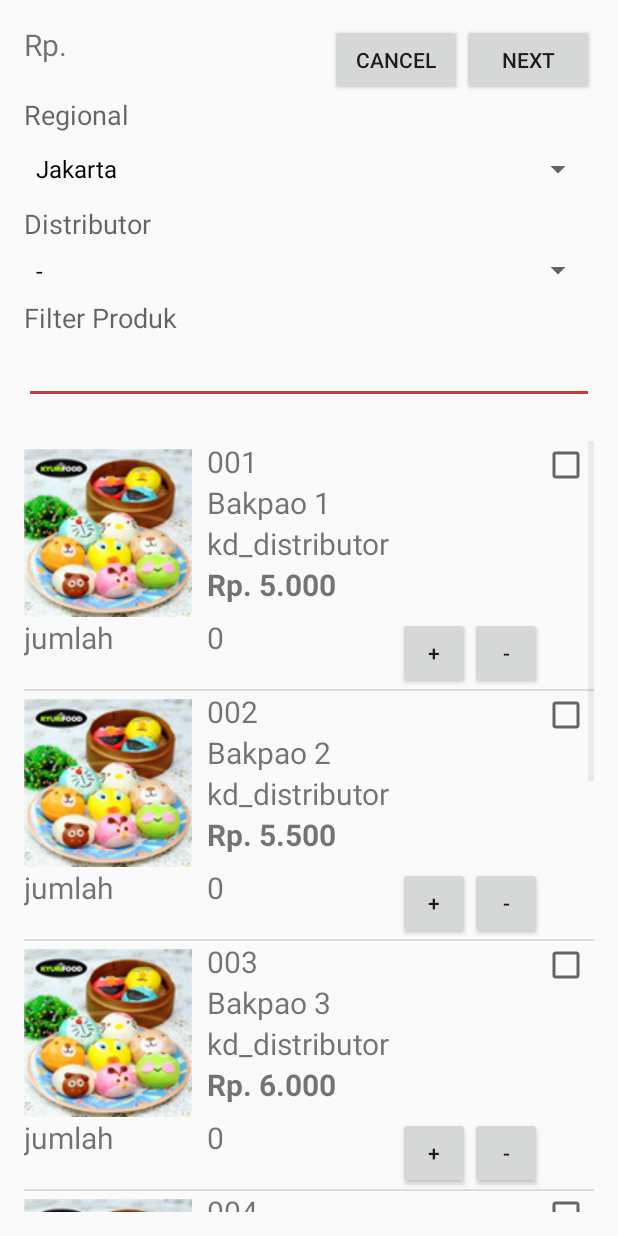
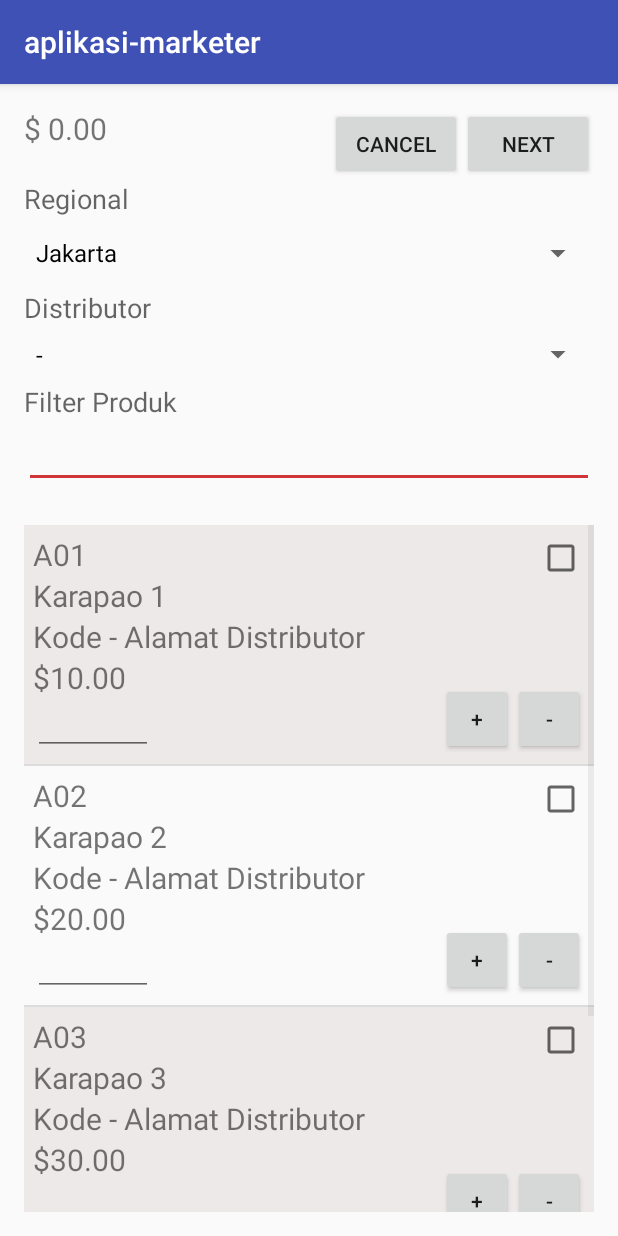
Before and after one commit to kyurifood/aplikasi-marketer, an Android app: the Entry_Order screen opened directly, with no data from a screen before it, on a phone screen of 412 x 824 dp. Run offline under Robolectric (Android 15) with nearby library versions, the phone set to English and light mode, and no system bars.

Commit message:
update entry order

```diff
--- a/app/src/main/java/pusat/android/makananbekuenak/com/aplikasi_marketer/Entry_Order.java
+++ b/app/src/main/java/pusat/android/makananbekuenak/com/aplikasi_marketer/Entry_Order.java
@@ -1,8 +1,7 @@
 package pusat.android.makananbekuenak.com.aplikasi_marketer;
 
-import android.app.Activity;
-import android.content.Intent;
 import android.os.Bundle;
+import android.support.v7.app.AppCompatActivity;
 import android.view.View;
 import android.widget.AdapterView;
 import android.widget.ArrayAdapter;
@@ -10,12 +9,21 @@ import android.widget.Button;
 import android.widget.ListView;
 import android.widget.Spinner;
 import android.widget.TextView;
+
+import java.util.ArrayList;
+import java.text.DecimalFormat;
+import android.content.Context;
+import android.graphics.Color;
+import android.text.Editable;
+import android.text.TextWatcher;
+import android.view.LayoutInflater;
+import android.view.ViewGroup;
+import android.widget.EditText;
 import android.widget.Toast;
 
-import java.util.ArrayList;
-import java.util.List;
+public class Entry_Order extends AppCompatActivity {
 
-public class Entry_Order extends Activity {
+    int minteger = 0;
 
     private String[] Regional_L = { "Jakarta", "Bogor", "Bekasi", "Tanggerang", "Depok" };
 
@@ -24,28 +32,18 @@ public class Entry_Order extends Activity {
     Spinner sp_regional, sp_distributor;
     TextView v_distributor;
     ArrayAdapter<String> adapter_distributor;
+    private MyCustomAdapter dataAdapter = null;
+    private Double orderTotal = 0.00;
 
     @Override
     protected void onCreate(Bundle savedInstanceState) {
         super.onCreate(savedInstanceState);
         setContentView(R.layout.entry_order);
-        ArrayList<ItemDetail> image_detail = GetSearchResult();
 
-        final ListView lv1 = (ListView) findViewById(R.id.listV_main);
-        lv1.setAdapter(new ItemListBaseAdapter(this, image_detail));
-//        lv1.setAdapter(new ArrayAdapter(this, android.R.layout.simple_list_item_multiple_choice, GetSearchResult()));
-        lv1.setChoiceMode(ListView.CHOICE_MODE_MULTIPLE);
-        lv1.setItemChecked(0, true);
+        //Generate list View from Arraylist
+        displayListView();
 
-        lv1.setOnItemClickListener(new AdapterView.OnItemClickListener() {
 
-            @Override
-            public void onItemClick(AdapterView<?> a, View v, int position, long id) {
-                Object o = lv1.getItemAtPosition(position);
-                ItemDetail obj_ItemDetail = (ItemDetail) o;
-                Toast.makeText(Entry_Order.this, "Anda Memilih : " + " " + obj_ItemDetail.getNama(), Toast.LENGTH_SHORT).show();
-            }
-        });
 
         System.out.println(Distributor_L);
 
@@ -110,60 +108,188 @@ public class Entry_Order extends Activity {
 
     }
 
-    public  ArrayList<ItemDetail> GetSearchResult() {
-        // TODO Auto-generated method stub
-        ArrayList<ItemDetail> result = new ArrayList<ItemDetail>();
+    private void displayListView() {
 
-        //Beri keterangan untuk arrayitem detail
-        ItemDetail item_detail = new ItemDetail();
-        item_detail.setKode_produk("001");
-        item_detail.setNama("Bakpao 1");
-        item_detail.setPrice("Rp. 5.000");
-        item_detail.setImageNumber(1);
-        result.add(item_detail);
+        //Array List of row
+        ArrayList<ItemEntry_Order> rowList = new ArrayList<ItemEntry_Order>();
+        ItemEntry_Order row_1 = new ItemEntry_Order("A01", "Karapao 1", 10.00);
+        rowList.add(row_1);
+        row_1 = new ItemEntry_Order("A02", "Karapao 2", 20.00);
+        rowList.add(row_1);
+        row_1 = new ItemEntry_Order("A03", "Karapao 3", 30.00);
+        rowList.add(row_1);
+        row_1 = new ItemEntry_Order("A04", "Karapao 4", 40.00);
+        rowList.add(row_1);
 
-        item_detail = new ItemDetail();
-        item_detail.setKode_produk("002");
-        item_detail.setNama("Bakpao 2");
-        item_detail.setPrice("Rp. 5.500");
-        item_detail.setImageNumber(2);
-        result.add(item_detail);
+        //create an ArrayAdapter from the String Array
+        dataAdapter = new MyCustomAdapter(this, R.layout.list_produk_layout, rowList);
+        ListView listView = (ListView) findViewById(R.id.listV_main);
+        listView.setAdapter(dataAdapter);
 
-        item_detail = new ItemDetail();
-        item_detail.setKode_produk("003");
-        item_detail.setNama("Bakpao 3");
-        item_detail.setPrice("Rp. 6.000");
-        item_detail.setImageNumber(3);
-        result.add(item_detail);
+//        Button addNewItem = (Button) findViewById(R.id.tambahproduk);
+//        addNewItem.setOnClickListener(new View.OnClickListener() {
+//            @Override
+//            public void onClick(View v) {
+//                minteger = minteger + 1;
+//                display(minteger);
+//
+//                Toast.makeText(Entry_Order.this, "Kesalahan dalam pengisian kode pos", Toast.LENGTH_SHORT).show();
+//
+//            }
+//        });
+    }
 
-        item_detail = new ItemDetail();
-        item_detail.setKode_produk("004");
-        item_detail.setNama("Bakpao 4");
-        item_detail.setPrice("Rp. 7.000");
-        item_detail.setImageNumber(4);
-        result.add(item_detail);
+    private class MyCustomAdapter extends ArrayAdapter<ItemEntry_Order> {
 
-        item_detail = new ItemDetail();
-        item_detail.setKode_produk("005");
-        item_detail.setNama("Bakpao 5");
-        item_detail.setPrice("Rp. 5.500");
-        item_detail.setImageNumber(5);
-        result.add(item_detail);
+        private ArrayList<ItemEntry_Order> rowList;
 
-        item_detail = new ItemDetail();
-        item_detail.setKode_produk("006");
-        item_detail.setNama("Bakpao 5");
-        item_detail.setPrice("Rp. 5.500");
-        item_detail.setImageNumber(6);
-        result.add(item_detail);
+        public MyCustomAdapter(Context context, int textViewResourceId,
+                               ArrayList<ItemEntry_Order> rowList) {
+            super(context, textViewResourceId, rowList);
+            this.rowList = new ArrayList<ItemEntry_Order>();
+            this.rowList.addAll(rowList);
+        }
 
-        item_detail = new ItemDetail();
-        item_detail.setKode_produk("007");
-        item_detail.setNama("Bakpao 5");
-        item_detail.setPrice("Rp. 5.500");
-        item_detail.setImageNumber(7);
-        result.add(item_detail);
+        @Override
+        public View getView(int position, View view, ViewGroup parent) {
 
-        return result;
+            DecimalFormat df = new DecimalFormat("0.00##");
+            ItemEntry_Order row_1 = rowList.get(position);
+
+            if (view == null) {
+                LayoutInflater vi = (LayoutInflater)getSystemService(Context.LAYOUT_INFLATER_SERVICE);
+                view = vi.inflate(R.layout.list_produk_layout, null);
+                EditText jumlah = (EditText) view.findViewById(R.id.jumlah);
+                //attach the TextWatcher listener to the EditText
+                jumlah.addTextChangedListener(new MyTextWatcher(view));
+                if(position % 2 == 0){
+                    view.setBackgroundColor(Color.rgb(238, 233, 233));
+                }
+            }
+
+            EditText jumlah = (EditText) view.findViewById(R.id.jumlah);
+            jumlah.setTag(row_1);
+            if(row_1.getJumlah() != 0){
+                jumlah.setText(String.valueOf(row_1.getJumlah()));
+            }
+            else {
+                jumlah.setText("");
+            }
+
+            TextView kd_produk = (TextView) view.findViewById(R.id.kd_produk);
+            kd_produk.setText(row_1.getKd_produk());
+
+            TextView nama_produk = (TextView) view.findViewById(R.id.nama_produk);
+            nama_produk.setText(row_1.getNama_produk());
+
+            TextView price = (TextView) view.findViewById(R.id.price);
+            price.setText("$" + df.format(row_1.getPrice()));
+
+            TextView ext = (TextView) view.findViewById(R.id.ext);
+            if(row_1.getJumlah() != 0){
+                ext.setText("$" + df.format(row_1.getExt()));
+            }
+            else {
+                ext.setText("");
+            }
+
+//            EditText displayInteger = (EditText)view.findViewById(R.id.jumlah);
+//            displayInteger.setText("Integer: " + displayInteger);
+
+
+            return view;
+
+        }
+//        public void display(int number) {
+//            EditText displayInteger = (EditText)view.findViewById(R.id.jumlah);
+//            displayInteger.setText("Integer: " + number);
+//
+//        }
+
     }
+
+    private class MyTextWatcher implements TextWatcher{
+
+        private View view;
+        private MyTextWatcher(View view) {
+            this.view = view;
+        }
+
+        public void beforeTextChanged(CharSequence s, int start, int count, int after) {
+            //do nothing
+        }
+        public void onTextChanged(CharSequence s, int start, int before, int count) {
+            //do nothing
+        }
+        public void afterTextChanged(Editable s) {
+
+            DecimalFormat df = new DecimalFormat("0.00##");
+            String jmlString = s.toString().trim();
+            int jumlah = jmlString.equals("") ? 0:Integer.valueOf(jmlString);
+
+            EditText jmlView = (EditText) view.findViewById(R.id.jumlah);
+            ItemEntry_Order row_1 = (ItemEntry_Order) jmlView.getTag();
+
+            if(row_1.getJumlah() != jumlah){
+
+                Double currPrice = row_1.getExt();
+                Double extPrice = jumlah * row_1.getPrice();
+                Double priceDiff = Double.valueOf(df.format(extPrice - currPrice));
+
+                row_1.setJumlah(jumlah);
+                row_1.setExt(extPrice);
+
+                TextView ext = (TextView) view.findViewById(R.id.ext);
+                if(row_1.getJumlah() != 0){
+                    ext.setText("$" + df.format(row_1.getExt()));
+                }
+                else {
+                    ext.setText("");
+                }
+
+                if(row_1.getJumlah() != 0){
+                    jmlView.setText(String.valueOf(row_1.getJumlah()));
+                }
+                else {
+                    jmlView.setText("");
+                }
+
+                orderTotal += priceDiff;
+                TextView cariTotal = (TextView) findViewById(R.id.cariTotal);
+                cariTotal.setText(df.format(orderTotal));
+
+            }
+
+            Button addNewItem = (Button) view.findViewById(R.id.tambahproduk);
+            addNewItem.setOnClickListener(new View.OnClickListener() {
+                @Override
+                public void onClick(View v) {
+//                    minteger = minteger + 1;
+//                    jmlView.setText(minteger);
+
+                    Toast.makeText(Entry_Order.this, "Tambah", Toast.LENGTH_SHORT).show();
+
+                }
+            });
+
+            return;
+        }
+    }
+
+//    public void increaseInteger(View view) {
+//        minteger = minteger + 1;
+//        display(minteger);
+//    }
+//
+//    public void increaseIntegermin(View view) {
+//        minteger = minteger - 1;
+//        display(minteger);
+//    }
+//
+//    private void display(int number) {
+//        EditText displayInteger = (EditText)findViewById(
+//                R.id.jumlah);
+//        displayInteger.setText("Integer: " + number);
+//
+//    }
 }
--- /dev/null
+++ b/app/src/main/java/pusat/android/makananbekuenak/com/aplikasi_marketer/ItemEntry_Order.java
@@ -0,0 +1,69 @@
+package pusat.android.makananbekuenak.com.aplikasi_marketer;
+
+/**
+ * Created by chitoz on 4/21/16.
+ */
+public class ItemEntry_Order {
+
+    private String kd_produk = "";
+    private String nama_produk = "";
+    private Double price = 0.00;
+    private int jumlah = 0;
+    private Double ext = 0.00;
+    private boolean selected;
+
+    public ItemEntry_Order(String kd_produk, String nama_produk, Double price){
+        super();
+        this.kd_produk = kd_produk;
+        this.nama_produk = nama_produk;
+        this.price = price;
+    }
+
+    public String getKd_produk() {
+        return kd_produk;
+    }
+
+    public void setKd_produk(String kd_produk) {
+        this.kd_produk = kd_produk;
+    }
+
+    public String getNama_produk() {
+        return nama_produk;
+    }
+
+    public void setNama_produk(String nama_produk) {
+        this.nama_produk = nama_produk;
+    }
+
+    public Double getPrice() {
+        return price;
+    }
+
+    public void setPrice(Double price) {
+        this.price = price;
+    }
+
+    public int getJumlah() {
+        return jumlah;
+    }
+
+    public void setJumlah(int jumlah) {
+        this.jumlah = jumlah;
+    }
+
+    public Double getExt() {
+        return ext;
+    }
+
+    public void setExt(Double ext) {
+        this.ext = ext;
+    }
+
+    public boolean isSelected() {
+        return selected;
+    }
+
+    public void setSelected(boolean selected) {
+        this.selected = selected;
+    }
+}
--- a/app/src/main/java/pusat/android/makananbekuenak/com/aplikasi_marketer/ItemListBaseAdapter.java
+++ /dev/null
@@ -1,88 +0,0 @@
-package pusat.android.makananbekuenak.com.aplikasi_marketer;
-
-import android.content.Context;
-import android.view.LayoutInflater;
-import android.view.View;
-import android.view.ViewGroup;
-import android.widget.BaseAdapter;
-import android.widget.ImageView;
-import android.widget.TextView;
-
-import java.util.ArrayList;
-
-/**
- * Created by chitoz on 4/14/16.
- */
-public class ItemListBaseAdapter extends BaseAdapter {
-    private static ArrayList<ItemDetail> ItemDetailArrayList;
-
-    //Sediakan beberapa gambar, masukkan dalam folder /res/drawable.
-    //disini saya contohkan gambar dengan nama aa, ab, dst
-    private Integer[]imgid = {
-            R.drawable.produk,
-            R.drawable.produk,
-            R.drawable.produk,
-            R.drawable.produk,
-            R.drawable.produk,
-            R.drawable.produk,
-            R.drawable.produk,
-            R.drawable.produk,
-    };
-
-    private LayoutInflater l_inflater;
-
-    public ItemListBaseAdapter (Context context, ArrayList<ItemDetail> result){
-        ItemDetailArrayList = result;
-        l_inflater = LayoutInflater.from(context);
-    }
-
-    @Override
-    public int getCount() {
-        return ItemDetailArrayList.size();
-    }
-
-    @Override
-    public Object getItem(int position) {
-        return ItemDetailArrayList.get(position);
-    }
-
-    @Override
-    public long getItemId(int position) {
-        return position;
-    }
-
-    @Override
-    public View getView(int position, View convertView, ViewGroup parent) {
-
-        //sebelum ketik dibawah ini, bikin dulu static class di bagian paaaaliing bawah
-        //biar ga error
-        ViewHolder holder;
-
-        if (convertView == null){
-            convertView = l_inflater.inflate(R.layout.list_view_image, null);
-            holder = new ViewHolder();
-            holder.txt_itemKode_Produk = (TextView) convertView.findViewById(R.id.kd_produk);
-            holder.txt_itemNama = (TextView) convertView.findViewById(R.id.nama);
-            holder.txt_itemPrice = (TextView) convertView.findViewById(R.id.price);
-            holder.itemImage = (ImageView) convertView.findViewById(R.id.photo);
-
-            convertView.setTag(holder);
-        } else {
-            holder = (ViewHolder) convertView.getTag();
-        }
-
-        holder.txt_itemKode_Produk.setText(ItemDetailArrayList.get(position).getKode_produk());
-        holder.txt_itemNama.setText(ItemDetailArrayList.get(position).getNama());
-        holder.txt_itemPrice.setText(ItemDetailArrayList.get(position).getPrice());
-        holder.itemImage.setImageResource(imgid[ItemDetailArrayList.get(position).getImageNumber() - 1]);
-
-        return convertView;
-    }
-
-    static class ViewHolder {
-        TextView txt_itemKode_Produk;
-        TextView txt_itemNama;
-        TextView txt_itemPrice;
-        ImageView itemImage;
-    }
-}
--- a/app/src/main/res/layout/entry_order.xml
+++ b/app/src/main/res/layout/entry_order.xml
@@ -17,10 +17,11 @@
         android:orientation="horizontal">
 
         <TextView
+            android:id="@+id/cariTotal"
             android:layout_width="match_parent"
             android:layout_height="match_parent"
             android:textSize="20dp"
-            android:text="Rp."
+            android:text="$ 0.00"
             android:layout_weight="1"/>
 
         <Button
@@ -94,7 +95,8 @@
 
         <ListView
             android:layout_height="match_parent"
-            android:layout_width="fill_parent" android:id="@+id/listV_main"/>
+            android:layout_width="fill_parent"
+            android:id="@+id/listV_main"/>
 
     </LinearLayout>
 </LinearLayout>
--- /dev/null
+++ b/app/src/main/res/layout/list_produk_layout.xml
@@ -0,0 +1,100 @@
+<?xml version="1.0" encoding="utf-8"?>
+<RelativeLayout xmlns:android="http://schemas.android.com/apk/res/android"
+    android:layout_width="fill_parent"
+    android:layout_height="wrap_content"
+    android:orientation="vertical"
+    android:padding="6dip">
+
+
+    <TextView
+        android:layout_width="wrap_content"
+        android:layout_height="wrap_content"
+        android:textSize="20dp"
+        android:text="Kode"
+        android:id="@+id/kd_produk"
+        android:layout_alignParentTop="true"
+        android:layout_alignParentLeft="true"
+        android:layout_alignParentStart="true" />
+
+    <TextView
+        android:layout_width="wrap_content"
+        android:layout_height="wrap_content"
+        android:textSize="20dp"
+        android:text="Nama"
+        android:id="@+id/nama_produk"
+        android:layout_below="@+id/kd_produk"
+        android:layout_alignParentLeft="true"
+        android:layout_alignParentStart="true" />
+
+    <TextView
+        android:layout_width="wrap_content"
+        android:layout_height="wrap_content"
+        android:text="Kode - Alamat Distributor"
+        android:textSize="20dp"
+        android:id="@+id/textView4"
+        android:layout_below="@+id/nama_produk"
+        android:layout_alignParentLeft="true"
+        android:layout_alignParentStart="true" />
+
+    <TextView
+        android:layout_width="wrap_content"
+        android:layout_height="wrap_content"
+        android:textSize="20dp"
+        android:text="Harga"
+        android:id="@+id/price"
+        android:layout_below="@+id/textView4"
+        android:layout_alignParentLeft="true"
+        android:layout_alignParentStart="true" />
+
+    <TextView
+        android:layout_width="wrap_content"
+        android:layout_height="wrap_content"
+        android:textSize="20dp"
+        android:text="Satuan"
+        android:id="@+id/ext"
+        android:layout_alignParentTop="true"
+        android:layout_alignRight="@+id/textView4"
+        android:layout_alignEnd="@+id/textView4" />
+
+    <CheckBox
+        android:layout_width="wrap_content"
+        android:layout_height="wrap_content"
+        android:id="@+id/checkBox"
+        android:checked="false"
+        android:layout_alignParentTop="true"
+        android:layout_alignParentRight="true"
+        android:layout_alignParentEnd="true" />
+
+    <Button
+        style="?android:attr/buttonStyleSmall"
+        android:layout_width="wrap_content"
+        android:layout_height="wrap_content"
+        android:text="-"
+        android:id="@+id/kurang"
+        android:layout_alignParentTop="true"
+        android:layout_alignParentRight="true"
+        android:layout_alignParentEnd="true"
+        android:layout_marginTop="99dp" />
+
+    <Button
+        style="?android:attr/buttonStyleSmall"
+        android:layout_width="wrap_content"
+        android:layout_height="wrap_content"
+        android:text="+"
+        android:id="@+id/tambahproduk"
+        android:layout_alignTop="@+id/kurang"
+        android:layout_toLeftOf="@+id/kurang"
+        android:layout_toStartOf="@+id/kurang" />
+
+    <EditText
+        android:layout_width="80sp"
+        android:layout_height="wrap_content"
+        android:inputType="phone"
+        android:textSize="20dp"
+        android:id="@+id/jumlah"
+        android:text="Jumlah"
+        android:layout_alignBottom="@+id/tambahproduk"
+        android:layout_alignParentLeft="true"
+        android:layout_alignParentStart="true" />
+
+</RelativeLayout>
--- a/app/src/main/res/layout/list_view_image.xml
+++ /dev/null
@@ -1,102 +0,0 @@
-<?xml version="1.0" encoding="utf-8"?>
-<RelativeLayout
-    xmlns:android="http://schemas.android.com/apk/res/android"
-    android:orientation="vertical"
-    android:layout_width="match_parent"
-    android:layout_height="match_parent"
-    android:weightSum="1">
-
-    <ImageView
-        android:id="@+id/photo"
-        android:layout_width="wrap_content"
-        android:layout_height="wrap_content"
-        android:paddingRight="10dp"
-        android:src="@drawable/produk"
-        android:paddingTop="5dp" />
-
-    <TextView
-        android:id="@+id/kd_produk"
-        android:layout_width="wrap_content"
-        android:layout_height="wrap_content"
-        android:textSize="20dp"
-        android:layout_toRightOf="@+id/photo"
-        android:text="kode" />
-
-    <TextView
-        android:id="@+id/nama"
-        android:layout_width="wrap_content"
-        android:layout_height="wrap_content"
-        android:textSize="20dp"
-        android:layout_toRightOf="@+id/photo"
-        android:layout_below="@+id/kd_produk"
-        android:text="nama"/>
-
-    <TextView
-        android:id="@+id/kd_distributor"
-        android:layout_width="wrap_content"
-        android:layout_height="wrap_content"
-        android:textSize="20dp"
-        android:layout_toRightOf="@+id/photo"
-        android:layout_below="@+id/nama"
-        android:text="kd_distributor"/>
-
-    <TextView
-        android:id="@+id/price"
-        android:layout_width="wrap_content"
-        android:layout_height="wrap_content"
-        android:textSize="20dp"
-        android:layout_toRightOf="@+id/photo"
-        android:layout_below="@+id/kd_distributor"
-        android:textStyle="bold"
-        android:text="harga"/>
-
-    <CheckBox
-        android:id="@+id/cb_produk_detail_selected"
-        android:layout_width="wrap_content"
-        android:layout_height="wrap_content"
-        android:layout_alignParentRight="true"
-        android:layout_alignParentTop="true"
-        android:padding="1dp"/>
-
-    <TextView
-        android:id="@+id/jumlah"
-        android:layout_width="wrap_content"
-        android:layout_height="wrap_content"
-        android:layout_below="@+id/photo"
-        android:layout_alignParentLeft="true"
-        android:layout_alignParentStart="true"
-        android:textSize="20dp"
-        android:text="jumlah"/>
-
-    <TextView
-        android:id="@+id/jml_angka"
-        android:layout_width="wrap_content"
-        android:layout_height="wrap_content"
-        android:textSize="20dp"
-        android:text="0"
-        android:layout_below="@+id/photo"
-        android:layout_toRightOf="@+id/photo"
-        android:layout_toEndOf="@+id/photo" />
-
-    <Button
-        style="?android:attr/buttonStyleSmall"
-        android:layout_width="wrap_content"
-        android:layout_height="wrap_content"
-        android:text="-"
-        android:id="@+id/btn_kurang"
-        android:layout_alignTop="@+id/jml_angka"
-        android:layout_toLeftOf="@+id/cb_produk_detail_selected"
-        android:layout_toStartOf="@+id/cb_produk_detail_selected" />
-
-    <Button
-        style="?android:attr/buttonStyleSmall"
-        android:layout_width="wrap_content"
-        android:layout_height="wrap_content"
-        android:text="+"
-        android:id="@+id/btn_tambah"
-        android:layout_alignTop="@+id/btn_kurang"
-        android:layout_toLeftOf="@+id/btn_kurang"
-        android:layout_toStartOf="@+id/btn_kurang" />
-
-
-</RelativeLayout>
```
